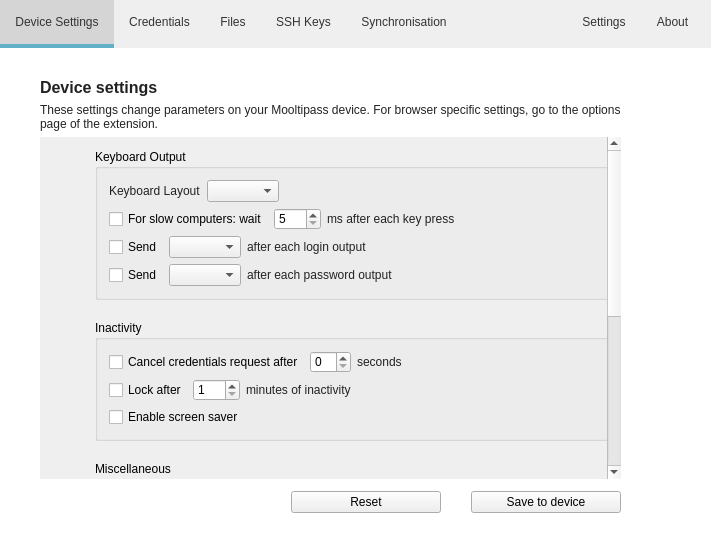
mooltipass/moolticute, file src/MainWindow.ui: the form before one commit.
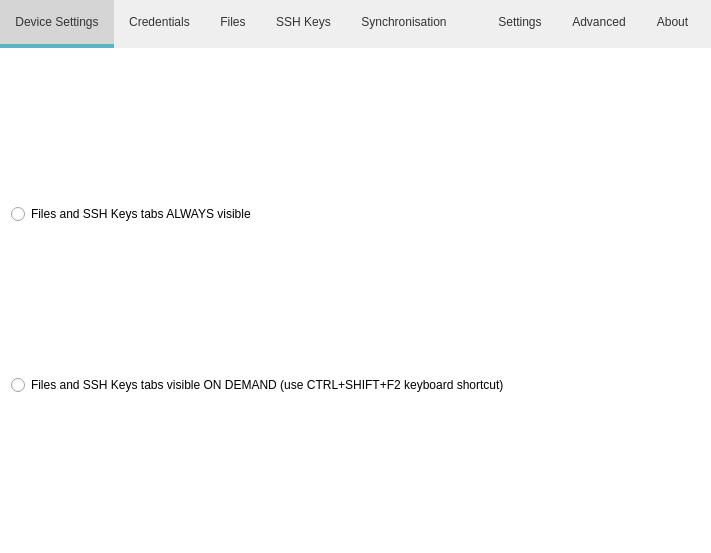
The form after the commit. Icons and pictures are not drawn. Custom widgets are drawn as their Qt base class.

Commit message: Implemented: - ajouter un racourci clavier (du type ctrl-a-d-v) pour activer une nouvelle tab (à créer) intitulée "Advanced" - dans cette nouvelle tab "Advanced" ajouter une option pour laisser activé les tabs "Files" et "SSH Keys" sans racourci clavier Le raisonnement derrière ces changements: la plupart des utilisateurs ont une utilisation basique du mooltipass. Nous aimerions ainsi éviter de réaliser trop de support une fois que ceux ci commencent à toucher à ces tabs la. De plus, nous n'avons pas encore terminé le travail sur ces tabs.

The edit to the form file:
```diff
--- a/src/MainWindow.ui
+++ b/src/MainWindow.ui
@@ -194,6 +194,19 @@
          </property>
         </widget>
        </item>
+       <item>
+        <widget class="QPushButton" name="pushButtonAdvanced">
+         <property name="text">
+          <string>Advanced</string>
+         </property>
+         <property name="checkable">
+          <bool>true</bool>
+         </property>
+         <property name="autoExclusive">
+          <bool>true</bool>
+         </property>
+        </widget>
+       </item>
        <item>
         <widget class="QPushButton" name="pushButtonAbout">
          <property name="text">
@@ -225,7 +238,7 @@
        <enum>Qt::LeftToRight</enum>
       </property>
       <property name="currentIndex">
-       <number>2</number>
+       <number>13</number>
       </property>
       <widget class="QWidget" name="pageNoDaemon">
        <layout class="QHBoxLayout" name="horizontalLayout_noDaemon1">
@@ -2170,6 +2183,24 @@
         </item>
        </layout>
       </widget>
+      <widget class="QWidget" name="pageAdvanced">
+       <layout class="QGridLayout" name="gridLayout">
+        <item row="0" column="0">
+         <widget class="QRadioButton" name="radioButtonFilesAndSSHKeysTabsAlwaysVisible">
+          <property name="text">
+           <string>Files and SSH Keys tabs ALWAYS visible</string>
+          </property>
+         </widget>
+        </item>
+        <item row="1" column="0">
+         <widget class="QRadioButton" name="radioButtonTabsAndSSHKeyTabsVisibleOnDemand">
+          <property name="text">
+           <string>Files and SSH Keys tabs visible ON DEMAND (use CTRL+SHIFT+F2 keyboard shortcut)</string>
+          </property>
+         </widget>
+        </item>
+       </layout>
+      </widget>
      </widget>
     </item>
    </layout>
```
The commit also changes 2 other files.
